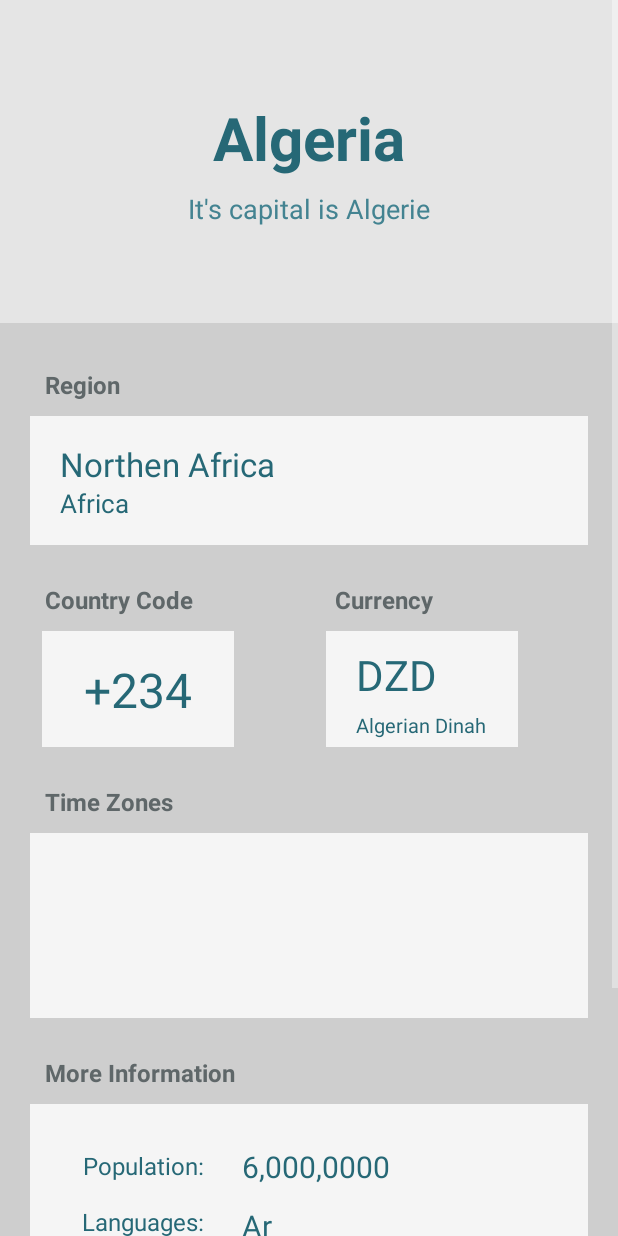
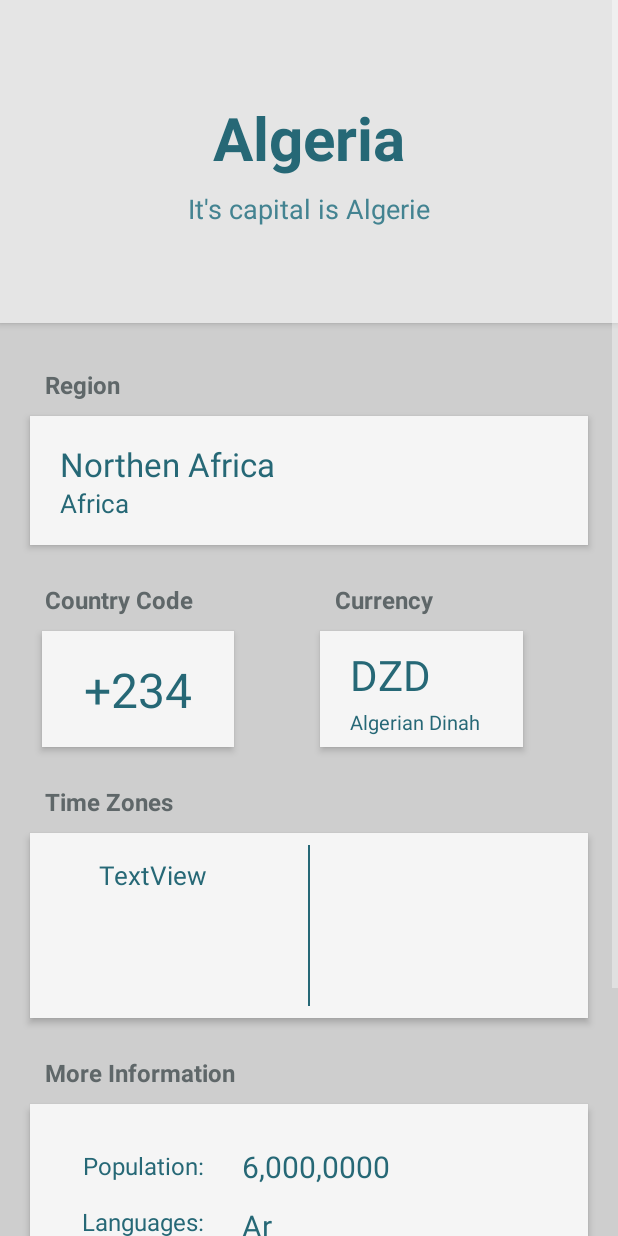
Before and after one commit to Ukejee/CountryPedia, an Android app: the layout fragment_result.xml on its own in the app's theme, with its tools: preview values and no code run, on a phone screen of 412 x 824 dp. Run offline under Robolectric (Android 15) with nearby library versions, the phone set to English and light mode, and no system bars.

Commit message:
done with the search feature

```diff
--- a/app/src/main/java/com/example/ukeje/countrypedia/web/CountryPediaApiService.java
+++ b/app/src/main/java/com/example/ukeje/countrypedia/web/CountryPediaApiService.java
@@ -13,6 +13,7 @@ public interface CountryPediaApiService {
     @GET("name/{name}")
     Call<List<CountryResponse>> getCountryDetails(@Path("name") String countryName);
 
+    //fake call please delete and refactor code before next push
     @GET("name/{continent}")
     Call<List<CountryResponse>> getCountryList(@Path("continent") String continentName);
 
--- a/app/src/main/java/com/example/ukeje/countrypedia/web/responses/CountryResponse.java
+++ b/app/src/main/java/com/example/ukeje/countrypedia/web/responses/CountryResponse.java
@@ -43,7 +43,7 @@ public class CountryResponse implements Serializable {
     private Integer population;
     @SerializedName("latlng")
     @Expose
-    private List<Integer> latlng = null;
+    private List<Float> latlng = null;
     @SerializedName("demonym")
     @Expose
     private String demonym;
--- a/app/src/main/res/layout/fragment_continent.xml
+++ b/app/src/main/res/layout/fragment_continent.xml
@@ -128,10 +128,12 @@
                     android:id="@+id/continent_seven"
                     android:layout_width="170dp"
                     android:layout_height="170dp"
-                    android:layout_marginStart="25dp"
+                    android:layout_marginStart="20dp"
                     android:layout_marginTop="10dp"
+                    android:layout_marginEnd="8dp"
                     android:background="@color/white"
                     android:orientation="vertical"
+                    app:layout_constraintEnd_toStartOf="@+id/continent_six"
                     app:layout_constraintStart_toStartOf="parent"
                     app:layout_constraintTop_toBottomOf="@+id/continent_five"></LinearLayout>
 
@@ -154,7 +156,7 @@
         </com.google.android.material.bottomappbar.BottomAppBar>
 
         <com.google.android.material.floatingactionbutton.FloatingActionButton
-            android:id="@+id/continent_btn"
+            android:id="@+id/search_btn"
             android:layout_width="wrap_content"
             android:layout_height="wrap_content"
             android:src="@drawable/search_icon"
--- a/app/src/main/res/layout/fragment_result.xml
+++ b/app/src/main/res/layout/fragment_result.xml
@@ -4,7 +4,9 @@
     xmlns:app="http://schemas.android.com/apk/res-auto">
 
     <data>
-
+        <variable
+            name="viewmodel"
+            type="com.example.ukeje.countrypedia.SharedFragmentViewModel" />
     </data>
 
     <ScrollView
@@ -22,6 +24,7 @@
                 android:id="@+id/constraintLayout"
                 android:layout_width="match_parent"
                 android:layout_height="215dp"
+                android:elevation="@dimen/result_page_elevation"
                 android:background="#E5E5E5"
                 app:layout_constraintEnd_toEndOf="parent"
                 app:layout_constraintStart_toStartOf="parent"
@@ -74,6 +77,7 @@
                 android:id="@+id/constraintLayout2"
                 android:layout_width="0dp"
                 android:layout_height="86dp"
+                android:elevation="@dimen/result_page_elevation"
                 android:layout_marginStart="20dp"
                 android:layout_marginTop="10dp"
                 android:layout_marginEnd="20dp"
@@ -144,6 +148,7 @@
                 android:id="@+id/constraintLayout3"
                 android:layout_width="128dp"
                 android:layout_height="77dp"
+                android:elevation="@dimen/result_page_elevation"
                 android:layout_marginStart="28dp"
                 android:layout_marginTop="10dp"
                 android:background="#F5F5F5"
@@ -165,8 +170,9 @@
             </androidx.constraintlayout.widget.ConstraintLayout>
 
             <androidx.constraintlayout.widget.ConstraintLayout
-                android:layout_width="128dp"
+                android:layout_width="135dp"
                 android:layout_height="77dp"
+                android:elevation="@dimen/result_page_elevation"
                 android:layout_marginStart="40dp"
                 android:layout_marginTop="10dp"
                 android:layout_marginEnd="46dp"
@@ -185,16 +191,17 @@
                     android:text="DZD"
                     android:textColor="@color/info_colors"
                     android:textSize="28sp"
-                    app:layout_constraintBottom_toTopOf="@+id/textView14"
+                    app:layout_constraintBottom_toTopOf="@+id/currency_name"
                     app:layout_constraintStart_toStartOf="parent"
                     app:layout_constraintTop_toTopOf="parent" />
 
                 <TextView
-                    android:id="@+id/textView14"
+                    android:id="@+id/currency_name"
                     android:layout_width="wrap_content"
                     android:layout_height="wrap_content"
                     android:layout_marginStart="20dp"
-                    android:layout_marginTop="5dp"
+                    android:layout_marginTop="3dp"
+                    android:layout_marginBottom="10dp"
                     android:text="Algerian Dinah"
                     android:textColor="@color/info_colors"
                     android:textSize="13sp"
@@ -223,9 +230,51 @@
                 android:layout_marginTop="10dp"
                 android:layout_marginEnd="20dp"
                 android:background="#F5F5F5"
+                android:elevation="@dimen/result_page_elevation"
                 app:layout_constraintEnd_toEndOf="parent"
                 app:layout_constraintStart_toStartOf="parent"
                 app:layout_constraintTop_toBottomOf="@+id/textView15">
+
+
+                <View
+                    android:id="@+id/view"
+                    android:layout_width="1dp"
+                    android:layout_height="match_parent"
+                    android:background="@color/info_colors"
+                    android:layout_marginTop="8dp"
+                    android:layout_marginBottom="8dp"
+                    app:layout_constraintEnd_toEndOf="parent"
+                    app:layout_constraintHorizontal_bias="0.5"
+                    app:layout_constraintStart_toStartOf="parent"
+                    tools:layout_editor_absoluteY="5dp" />
+
+                <TextView
+                    android:id="@+id/country_time_zones"
+                    android:layout_width="wrap_content"
+                    android:layout_height="wrap_content"
+                    android:layout_marginStart="8dp"
+                    android:layout_marginTop="16dp"
+                    android:layout_marginEnd="30dp"
+                    android:text="TextView"
+                    android:textSize="17sp"
+                    android:textColor="@color/info_colors"
+                    app:layout_constraintEnd_toStartOf="@+id/view"
+                    app:layout_constraintStart_toStartOf="parent"
+                    app:layout_constraintTop_toTopOf="parent" />
+
+                <TextView
+                    android:id="@+id/country_time_zone_two"
+                    android:layout_width="wrap_content"
+                    android:layout_height="wrap_content"
+                    android:layout_marginStart="30dp"
+                    android:layout_marginTop="16dp"
+                    android:layout_marginEnd="8dp"
+                    android:text=""
+                    android:textSize="17sp"
+                    android:textColor="@color/info_colors"
+                    app:layout_constraintEnd_toEndOf="parent"
+                    app:layout_constraintStart_toEndOf="@+id/view"
+                    app:layout_constraintTop_toTopOf="parent" />
 
             </androidx.constraintlayout.widget.ConstraintLayout>
 
@@ -245,6 +294,8 @@
             <androidx.constraintlayout.widget.ConstraintLayout
                 android:layout_width="0dp"
                 android:layout_height="240dp"
+                android:isScrollContainer="true"
+                android:elevation="@dimen/result_page_elevation"
                 android:background="#F5F5F5"
                 android:layout_marginStart="20dp"
                 android:layout_marginTop="10dp"
@@ -256,7 +307,7 @@
                 app:layout_constraintTop_toBottomOf="@+id/textView16">
 
                 <TextView
-                    android:id="@+id/textView17"
+                    android:id="@+id/population_title"
                     android:layout_width="wrap_content"
                     android:layout_height="wrap_content"
                     android:layout_marginStart="35dp"
@@ -268,40 +319,40 @@
                     app:layout_constraintTop_toTopOf="parent" />
 
                 <TextView
-                    android:id="@+id/textView18"
+                    android:id="@+id/languages_title"
                     android:layout_width="wrap_content"
                     android:layout_height="wrap_content"
                     android:layout_marginTop="15dp"
                     android:text="Languages:"
                     android:textColor="@color/info_colors"
                     android:textSize="16sp"
-                    app:layout_constraintEnd_toEndOf="@+id/textView17"
-                    app:layout_constraintTop_toBottomOf="@+id/textView17" />
+                    app:layout_constraintEnd_toEndOf="@+id/population_title"
+                    app:layout_constraintTop_toBottomOf="@+id/population_title" />
 
                 <TextView
-                    android:id="@+id/textView19"
+                    android:id="@+id/alt_spelling_title"
                     android:layout_width="wrap_content"
                     android:layout_height="wrap_content"
                     android:layout_marginTop="20dp"
                     android:text="Alt. Spelling:"
                     android:textColor="@color/info_colors"
                     android:textSize="16sp"
-                    app:layout_constraintEnd_toEndOf="@+id/textView18"
-                    app:layout_constraintTop_toBottomOf="@+id/textView18" />
+                    app:layout_constraintEnd_toEndOf="@+id/languages_title"
+                    app:layout_constraintTop_toBottomOf="@+id/languages_title" />
 
                 <TextView
-                    android:id="@+id/textView20"
+                    android:id="@+id/coordinate_title"
                     android:layout_width="wrap_content"
                     android:layout_height="wrap_content"
                     android:layout_marginTop="30dp"
                     android:text="Coordinates:"
                     android:textColor="@color/info_colors"
                     android:textSize="16sp"
-                    app:layout_constraintEnd_toEndOf="@+id/textView19"
-                    app:layout_constraintTop_toBottomOf="@+id/textView19" />
+                    app:layout_constraintEnd_toEndOf="@+id/alt_spelling_title"
+                    app:layout_constraintTop_toBottomOf="@+id/alt_spelling_title" />
 
                 <TextView
-                    android:id="@+id/textView21"
+                    android:id="@+id/country_population"
                     android:layout_width="wrap_content"
                     android:layout_height="wrap_content"
                     android:layout_marginStart="25dp"
@@ -309,11 +360,11 @@
                     android:text="6,000,0000"
                     android:textColor="@color/info_colors"
                     android:textSize="20sp"
-                    app:layout_constraintStart_toEndOf="@+id/textView17"
+                    app:layout_constraintStart_toEndOf="@+id/population_title"
                     app:layout_constraintTop_toTopOf="parent" />
 
                 <TextView
-                    android:id="@+id/textView22"
+                    android:id="@+id/country_language"
                     android:layout_width="wrap_content"
                     android:layout_height="wrap_content"
                     android:layout_marginStart="25dp"
@@ -321,11 +372,11 @@
                     android:text="Ar"
                     android:textColor="@color/info_colors"
                     android:textSize="20sp"
-                    app:layout_constraintStart_toEndOf="@+id/textView18"
-                    app:layout_constraintTop_toBottomOf="@+id/textView21" />
+                    app:layout_constraintStart_toEndOf="@+id/languages_title"
+                    app:layout_constraintTop_toBottomOf="@+id/country_population" />
 
                 <TextView
-                    android:id="@+id/textView23"
+                    android:id="@+id/country_alt_spelling"
                     android:layout_width="wrap_content"
                     android:layout_height="wrap_content"
                     android:layout_marginStart="25dp"
@@ -333,11 +384,11 @@
                     android:text="DZ, Dzayer, Algerie"
                     android:textColor="@color/info_colors"
                     android:textSize="20sp"
-                    app:layout_constraintStart_toEndOf="@+id/textView19"
-                    app:layout_constraintTop_toBottomOf="@+id/textView22" />
+                    app:layout_constraintStart_toEndOf="@+id/alt_spelling_title"
+                    app:layout_constraintTop_toBottomOf="@+id/country_language" />
 
                 <TextView
-                    android:id="@+id/textView24"
+                    android:id="@+id/country_coordinates"
                     android:layout_width="wrap_content"
                     android:layout_height="wrap_content"
                     android:layout_marginStart="25dp"
@@ -345,8 +396,8 @@
                     android:text="28.00(Lat),3.00(Long)"
                     android:textColor="@color/info_colors"
                     android:textSize="20sp"
-                    app:layout_constraintStart_toEndOf="@+id/textView20"
-                    app:layout_constraintTop_toBottomOf="@+id/textView23" />
+                    app:layout_constraintStart_toEndOf="@+id/coordinate_title"
+                    app:layout_constraintTop_toBottomOf="@+id/country_alt_spelling" />
             </androidx.constraintlayout.widget.ConstraintLayout>
 
         </androidx.constraintlayout.widget.ConstraintLayout>
--- a/app/src/main/res/layout/fragment_search.xml
+++ b/app/src/main/res/layout/fragment_search.xml
@@ -132,10 +132,10 @@
                 </com.google.android.material.bottomappbar.BottomAppBar>
 
                 <com.google.android.material.floatingactionbutton.FloatingActionButton
-                    android:id="@+id/continent_btn"
+                    android:id="@+id/search_btn"
                     android:layout_width="wrap_content"
                     android:layout_height="wrap_content"
-                    android:src="@drawable/globe_icon"
+                    android:src="@drawable/search_icon"
                     app:backgroundTint="#000000"
                     app:fabSize="normal"
                     app:layout_anchor="@id/bottomAppBar" />
--- a/app/src/main/res/values/dimens.xml
+++ b/app/src/main/res/values/dimens.xml
@@ -1,4 +1,5 @@
 <?xml version="1.0" encoding="utf-8"?>
 <resources>
     <dimen name="subtitles_dimen">16sp</dimen>
+    <dimen name="result_page_elevation">3dp</dimen>
 </resources>
```
Also changed, not shown: app/src/main/java/com/example/ukeje/countrypedia/SharedFragmentViewModel.java (+49 -0 lines), app/src/main/java/com/example/ukeje/countrypedia/fragments/ResultFragment.java (+42 -26 lines), app/src/main/java/com/example/ukeje/countrypedia/fragments/SearchFragment.java (+42 -3 lines).
